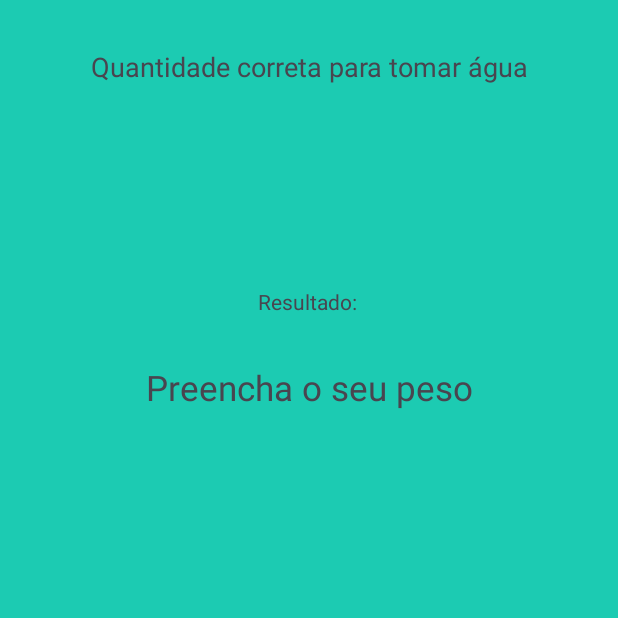
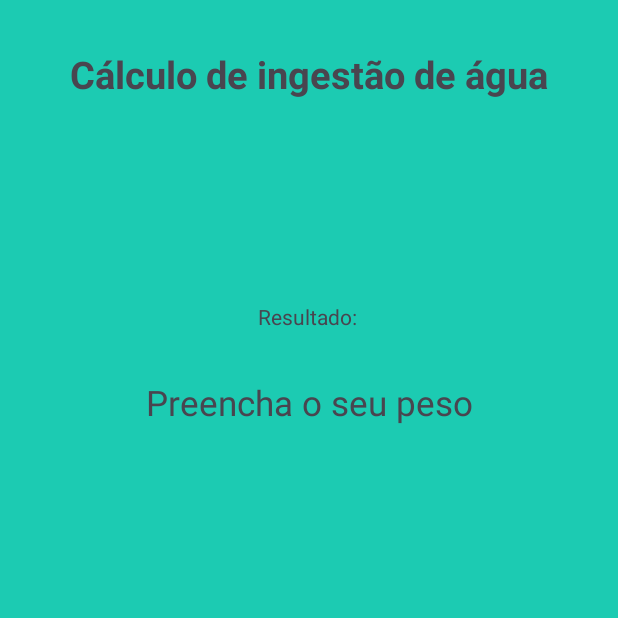
Before and after one commit to diasoficial/p6-CalculadoraIMC, an Android app: the AguaActivity screen opened directly, with no data from a screen before it, on a phone screen of 412 x 824 dp, the top half of it. Run offline under Robolectric (Android 15) with nearby library versions, the phone set to English and light mode, and no system bars.

Commit message:
Calculo de TMB ok

```diff
--- a/app/src/main/AndroidManifest.xml
+++ b/app/src/main/AndroidManifest.xml
@@ -12,6 +12,9 @@
         android:supportsRtl="true"
         android:theme="@style/Theme.P6CalculadoraIMC"
         tools:targetApi="31">
+        <activity
+            android:name=".FcmActivity"
+            android:exported="false" />
         <activity
             android:name=".TbmActivity"
             android:exported="false" />
--- a/app/src/main/java/com/dias/p6_calculadoraimc/TbmActivity.kt
+++ b/app/src/main/java/com/dias/p6_calculadoraimc/TbmActivity.kt
@@ -32,11 +32,11 @@ class TbmActivity : AppCompatActivity() {
             val sexo = bundle.getString("sexo")
 
             if ((sexo == "m") || (sexo == "M" )) {
-                val tmb = 66 + (13.7 * peso) + (5 * altura) - (6.8 * idade)
+                val tmb = (10 * peso) + (6.25 * altura * 100) - (5 * idade) + 5
 
                 textResultMasc.text = "Sua TMB é de $tmb kcal por dia"
             } else if (sexo == "f" || sexo == "F") {
-                val tmb = 655 + (9.6 * peso) + (1.8 * altura) - (4.7 * idade)
+                val tmb = (10 * peso) + (6.25 * altura * 100) - (5 * idade) -161
 
                 textResultFem.text = "Sua TMB é de $tmb kcal por dia"
             }
--- a/app/src/main/res/layout/activity_agua.xml
+++ b/app/src/main/res/layout/activity_agua.xml
@@ -46,8 +46,9 @@
         android:layout_width="wrap_content"
         android:layout_height="wrap_content"
         android:layout_marginTop="32dp"
-        android:text="Quantidade correta para tomar água"
-        android:textSize="18sp"
+        android:text="Cálculo de ingestão de água"
+        android:textSize="25sp"
+        android:textStyle="bold"
         app:layout_constraintEnd_toEndOf="parent"
         app:layout_constraintHorizontal_bias="0.5"
         app:layout_constraintStart_toStartOf="parent"
```
Also changed, not shown: app/src/main/java/com/dias/p6_calculadoraimc/FcmActivity.kt (added, +20 -0 lines), app/src/main/res/layout/activity_fcm.xml (added, +10 -0 lines).
